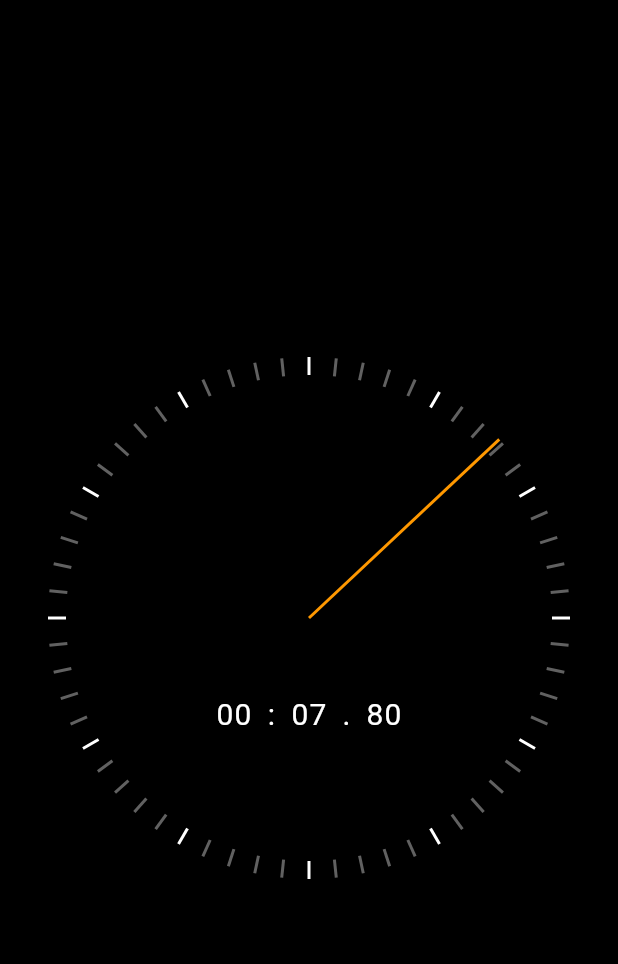
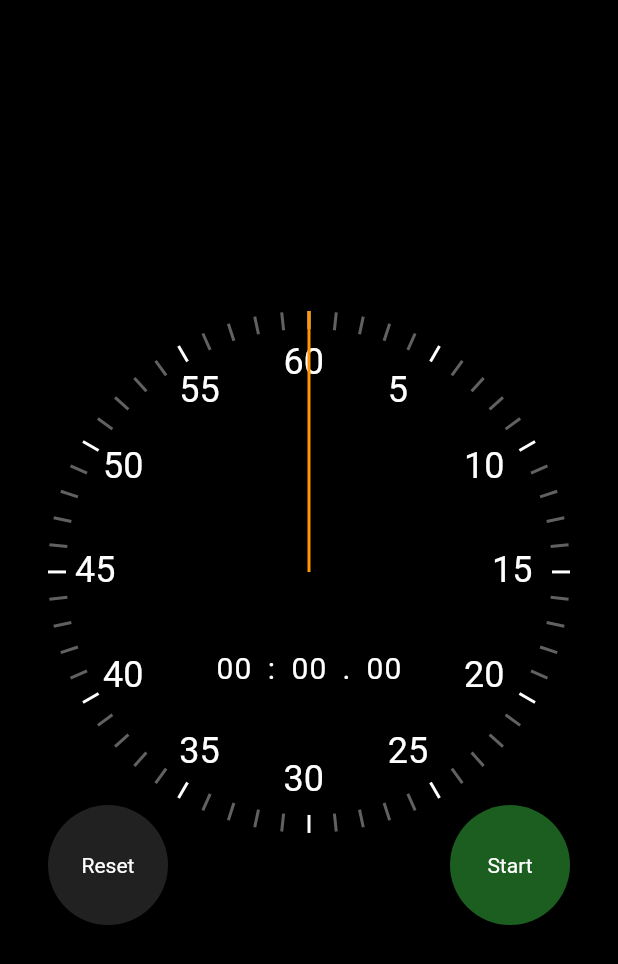
Before and after one commit to temideewan/flutter_stopwatch, a Flutter app: the screen it shows after launch, on a phone screen of 412 x 824 dp. Shown: the top 964 px of the screen. Run offline on Flutter 3.47's test engine with Material 2 defaults, Android fonts, the phone set to English and light mode, and no system bars.

Commit message:
complete stopwatch design and functionality

```diff
--- a/lib/main.dart
+++ b/lib/main.dart
@@ -19,7 +19,7 @@ class MyApp extends StatelessWidget {
 }
 
 class MyHomePage extends StatelessWidget {
- const MyHomePage({Key? key}) : super(key: key);
+  const MyHomePage({Key? key}) : super(key: key);
 
   @override
   Widget build(BuildContext context) {
@@ -28,8 +28,8 @@ class MyHomePage extends StatelessWidget {
       child: Scaffold(
         body: Center(
           child: Padding(
-            padding:  EdgeInsets.all(32.0),
-            child: AspectRatio(aspectRatio: 1, child: Stopwatch()),
+            padding: EdgeInsets.all(32.0),
+            child: AspectRatio(aspectRatio: 0.85, child: Stopwatch()),
           ),
         ),
       ),
--- a/lib/ui/clock_markers.dart
+++ b/lib/ui/clock_markers.dart
@@ -5,6 +5,7 @@ import "package:flutter/material.dart";
 class ClockSecondsTickMarker extends StatelessWidget {
   final int seconds;
   final double radius;
+
   const ClockSecondsTickMarker(
       {Key? key, required this.radius, required this.seconds})
       : super(key: key);
@@ -23,3 +24,36 @@ class ClockSecondsTickMarker extends StatelessWidget {
         child: Container(width: width, height: height, color: color));
   }
 }
+
+class ClockTextMarkers extends StatelessWidget {
+  const ClockTextMarkers(
+      {Key? key,
+      required this.value,
+      required this.maxValue,
+      required this.radius})
+      : super(key: key);
+  final int value;
+  final int maxValue;
+  final double radius;
+
+  @override
+  Widget build(BuildContext context) {
+    const width = 34.0;
+    const height = 30.0;
+    return Transform(
+        alignment: Alignment.center,
+        transform: Matrix4.identity()
+          ..translate(-width / 2, -height / 2, 0.0)
+          ..rotateZ(pi + 2 * pi * (value / maxValue))
+          ..translate(0.0, radius - 35, 0.0)
+          ..rotateZ(pi - 2 * pi * (value / maxValue)),
+        child: SizedBox(
+          width: width,
+          height: height,
+          child: Text(
+            value.toString(),
+            style: const TextStyle(fontSize: 24.0),
+          ),
+        ));
+  }
+}
--- a/lib/ui/reset_button.dart
+++ b/lib/ui/reset_button.dart
@@ -11,7 +11,7 @@ class ResetButton extends StatelessWidget {
         color: Colors.grey[900], // button color
         child: InkWell(
           onTap: onPressed,
-          child: Align(
+          child: const Align(
             alignment: Alignment.center,
             child: Text(
               'Reset',
--- a/lib/ui/stopwatch.dart
+++ b/lib/ui/stopwatch.dart
@@ -1,5 +1,7 @@
 import 'package:flutter/material.dart';
 import 'package:flutter/scheduler.dart';
+import 'package:my_stopwatch_flutter/ui/reset_button.dart';
+import 'package:my_stopwatch_flutter/ui/start_stop_button.dart';
 import 'package:my_stopwatch_flutter/ui/stopwatch_renderer.dart';
 
 class Stopwatch extends StatefulWidget {
@@ -10,18 +12,42 @@ class Stopwatch extends StatefulWidget {
 
 class _StopwatchState extends State<Stopwatch>
     with SingleTickerProviderStateMixin {
-  Duration _elapsedTime = Duration.zero;
+  Duration _previouslyElapsed = Duration.zero;
+  Duration _currentlyElapsed = Duration.zero;
+  Duration get _elapsedTime => _previouslyElapsed + _currentlyElapsed;
   late final Ticker _ticker;
+  bool _isRunning = false;
   @override
   void initState() {
     super.initState();
     _ticker = createTicker((elapsed) {
       setState(() {
-        _elapsedTime = elapsed;
+        _currentlyElapsed = elapsed;
       });
     });
     // need to start the ticker
-    _ticker.start();
+  }
+
+  void _toggleRunning() {
+    setState(() {
+      _isRunning = !_isRunning;
+      if (_isRunning) {
+        _ticker.start();
+      } else {
+        _ticker.stop();
+        _previouslyElapsed += _currentlyElapsed;
+        _currentlyElapsed = Duration.zero;
+      }
+    });
+  }
+
+  void _reset() {
+    setState(() {
+      _ticker.stop();
+      _currentlyElapsed = Duration.zero;
+      _previouslyElapsed = Duration.zero;
+      _isRunning = false;
+    });
   }
 
   @override
@@ -34,9 +60,32 @@ class _StopwatchState extends State<Stopwatch>
   Widget build(BuildContext context) {
     return LayoutBuilder(builder: (context, constraints) {
       final radius = constraints.maxWidth / 2;
-      return StopWatchRenderer(
-        elapsed: _elapsedTime,
-        radius: radius,
+      return Stack(
+        children: [
+          StopWatchRenderer(
+            elapsed: _elapsedTime,
+            radius: radius,
+          ),
+          Align(
+              alignment: Alignment.bottomLeft,
+              child: SizedBox(
+                width: 80,
+                height: 80,
+                child: ResetButton(
+                  onPressed: _reset,
+                ),
+              )),
+          Align(
+              alignment: Alignment.bottomRight,
+              child: SizedBox(
+                width: 80,
+                height: 80,
+                child: StartStopButton(
+                  onPressed: _toggleRunning,
+                  isRunning: _isRunning,
+                ),
+              ))
+        ],
       );
     });
   }
--- a/lib/ui/stopwatch_renderer.dart
+++ b/lib/ui/stopwatch_renderer.dart
@@ -24,6 +24,15 @@ class StopWatchRenderer extends StatelessWidget {
               left: radius,
               top: radius,
               child: ClockSecondsTickMarker(radius: radius, seconds: i)),
+        for (var i = 5; i <= 60; i += 5)
+          Positioned(
+              left: radius,
+              top: radius,
+              child: ClockTextMarkers(
+                radius: radius,
+                value: i,
+                maxValue: 60,
+              )),
         Positioned(
           left: radius,
           top: radius,
```
